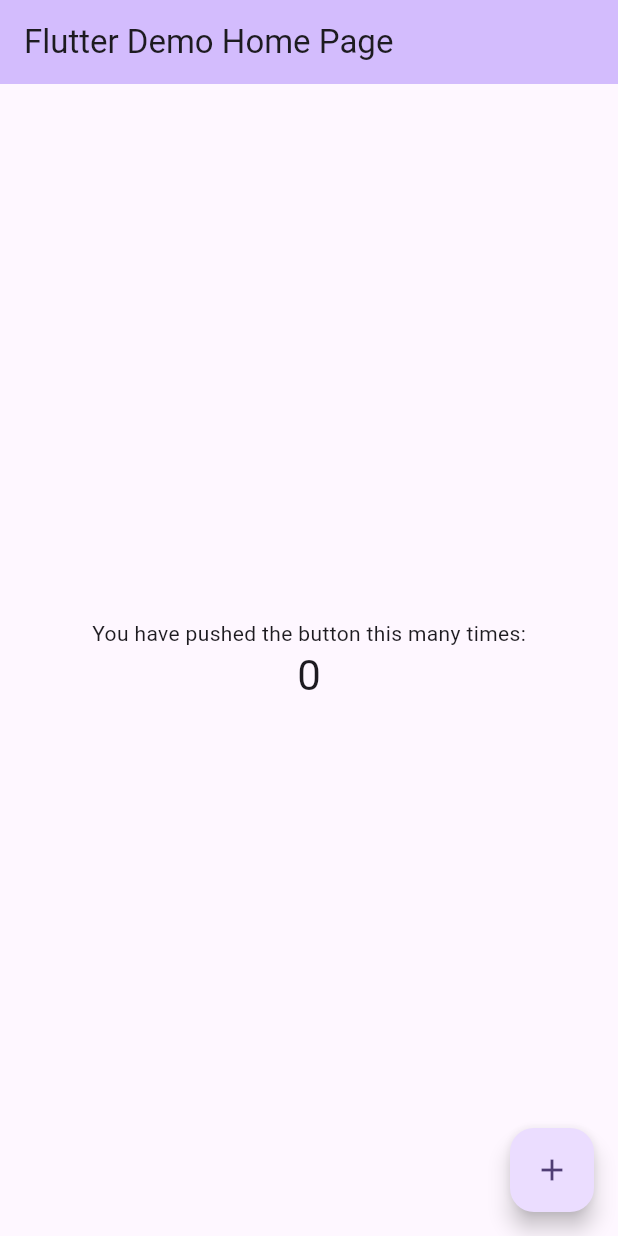
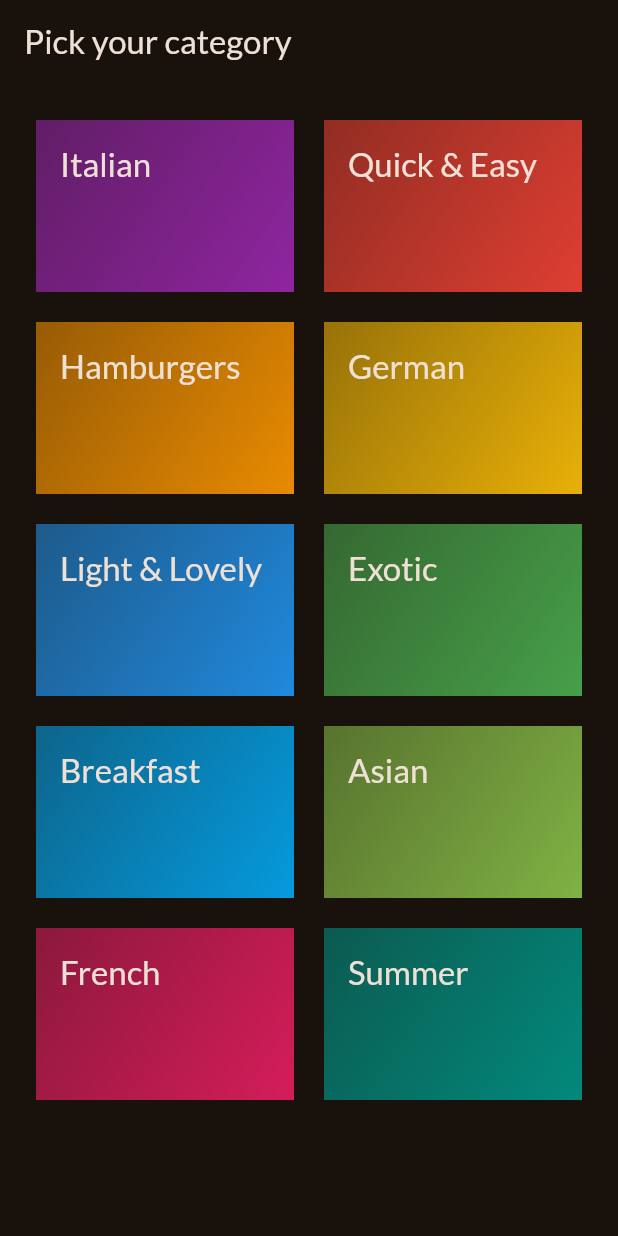
Before and after one commit to sepakTama/meals, a Flutter app: the screen it shows after launch, on a phone screen of 412 x 824 dp. Run offline on Flutter 3.47's test engine with Material 3 defaults, Android fonts, the phone set to English and light mode, and no system bars; our stand-ins replace google_fonts.

Commit message:
grid view

```diff
--- /dev/null
+++ b/lib/data/dummy_data.dart
@@ -0,0 +1,56 @@
+import 'package:flutter/material.dart';
+
+import 'package:meals/models/category.dart';
+
+const availableCategories = [
+  Category(
+    id: 'c1',
+    title: 'Italian',
+    color: Colors.purple,
+  ),
+  Category(
+    id: 'c2',
+    title: 'Quick & Easy',
+    color: Colors.red,
+  ),
+  Category(
+    id: 'c3',
+    title: 'Hamburgers',
+    color: Colors.orange,
+  ),
+  Category(
+    id: 'c4',
+    title: 'German',
+    color: Colors.amber,
+  ),
+  Category(
+    id: 'c5',
+    title: 'Light & Lovely',
+    color: Colors.blue,
+  ),
+  Category(
+    id: 'c6',
+    title: 'Exotic',
+    color: Colors.green,
+  ),
+  Category(
+    id: 'c7',
+    title: 'Breakfast',
+    color: Colors.lightBlue,
+  ),
+  Category(
+    id: 'c8',
+    title: 'Asian',
+    color: Colors.lightGreen,
+  ),
+  Category(
+    id: 'c9',
+    title: 'French',
+    color: Colors.pink,
+  ),
+  Category(
+    id: 'c10',
+    title: 'Summer',
+    color: Colors.teal,
+  ),
+];
--- a/lib/main.dart
+++ b/lib/main.dart
@@ -1,125 +1,29 @@
 import 'package:flutter/material.dart';
 
+import 'package:google_fonts/google_fonts.dart';
+import 'package:meals/screens/categories.dart';
+
+final theme = ThemeData(
+  useMaterial3: true,
+  colorScheme: ColorScheme.fromSeed(
+    brightness: Brightness.dark,
+    seedColor: const Color.fromARGB(255, 1131, 57, 0),
+  ),
+  textTheme: GoogleFonts.latoTextTheme(),
+);
+
 void main() {
-  runApp(const MyApp());
+  runApp(const App());
 }
 
-class MyApp extends StatelessWidget {
-  const MyApp({super.key});
+class App extends StatelessWidget {
+  const App({super.key});
 
-  // This widget is the root of your application.
   @override
   Widget build(BuildContext context) {
     return MaterialApp(
-      title: 'Flutter Demo',
-      theme: ThemeData(
-        // This is the theme of your application.
-        //
-        // TRY THIS: Try running your application with "flutter run". You'll see
-        // the application has a purple toolbar. Then, without quitting the app,
-        // try changing the seedColor in the colorScheme below to Colors.green
-        // and then invoke "hot reload" (save your changes or press the "hot
-        // reload" button in a Flutter-supported IDE, or press "r" if you used
-        // the command line to start the app).
-        //
-        // Notice that the counter didn't reset back to zero; the application
-        // state is not lost during the reload. To reset the state, use hot
-        // restart instead.
-        //
-        // This works for code too, not just values: Most code changes can be
-        // tested with just a hot reload.
-        colorScheme: ColorScheme.fromSeed(seedColor: Colors.deepPurple),
-        useMaterial3: true,
-      ),
-      home: const MyHomePage(title: 'Flutter Demo Home Page'),
+      theme: theme,
+      home: CategoriesScreen(),
     );
   }
 }
-
-class MyHomePage extends StatefulWidget {
-  const MyHomePage({super.key, required this.title});
-
-  // This widget is the home page of your application. It is stateful, meaning
-  // that it has a State object (defined below) that contains fields that affect
-  // how it looks.
-
-  // This class is the configuration for the state. It holds the values (in this
-  // case the title) provided by the parent (in this case the App widget) and
-  // used by the build method of the State. Fields in a Widget subclass are
-  // always marked "final".
-
-  final String title;
-
-  @override
-  State<MyHomePage> createState() => _MyHomePageState();
-}
-
-class _MyHomePageState extends State<MyHomePage> {
-  int _counter = 0;
-
-  void _incrementCounter() {
-    setState(() {
-      // This call to setState tells the Flutter framework that something has
-      // changed in this State, which causes it to rerun the build method below
-      // so that the display can reflect the updated values. If we changed
-      // _counter without calling setState(), then the build method would not be
-      // called again, and so nothing would appear to happen.
-      _counter++;
-    });
-  }
-
-  @override
-  Widget build(BuildContext context) {
-    // This method is rerun every time setState is called, for instance as done
-    // by the _incrementCounter method above.
-    //
-    // The Flutter framework has been optimized to make rerunning build methods
-    // fast, so that you can just rebuild anything that needs updating rather
-    // than having to individually change instances of widgets.
-    return Scaffold(
-      appBar: AppBar(
-        // TRY THIS: Try changing the color here to a specific color (to
-        // Colors.amber, perhaps?) and trigger a hot reload to see the AppBar
-        // change color while the other colors stay the same.
-        backgroundColor: Theme.of(context).colorScheme.inversePrimary,
-        // Here we take the value from the MyHomePage object that was created by
-        // the App.build method, and use it to set our appbar title.
-        title: Text(widget.title),
-      ),
-      body: Center(
-        // Center is a layout widget. It takes a single child and positions it
-        // in the middle of the parent.
-        child: Column(
-          // Column is also a layout widget. It takes a list of children and
-          // arranges them vertically. By default, it sizes itself to fit its
-          // children horizontally, and tries to be as tall as its parent.
-          //
-          // Column has various properties to control how it sizes itself and
-          // how it positions its children. Here we use mainAxisAlignment to
-          // center the children vertically; the main axis here is the vertical
-          // axis because Columns are vertical (the cross axis would be
-          // horizontal).
-          //
-          // TRY THIS: Invoke "debug painting" (choose the "Toggle Debug Paint"
-          // action in the IDE, or press "p" in the console), to see the
-          // wireframe for each widget.
-          mainAxisAlignment: MainAxisAlignment.center,
-          children: <Widget>[
-            const Text(
-              'You have pushed the button this many times:',
-            ),
-            Text(
-              '$_counter',
-              style: Theme.of(context).textTheme.headlineMedium,
-            ),
-          ],
-        ),
-      ),
-      floatingActionButton: FloatingActionButton(
-        onPressed: _incrementCounter,
-        tooltip: 'Increment',
-        child: const Icon(Icons.add),
-      ), // This trailing comma makes auto-formatting nicer for build methods.
-    );
-  }
-}
--- /dev/null
+++ b/lib/models/category.dart
@@ -0,0 +1,13 @@
+import 'package:flutter/material.dart';
+
+class Category {
+  const Category({
+    required this.id,
+    required this.title,
+    this.color = Colors.orange,
+  });
+
+  final String id;
+  final String title;
+  final Color color;
+}
--- /dev/null
+++ b/lib/screens/categories.dart
@@ -0,0 +1,30 @@
+import 'package:flutter/material.dart';
+
+import 'package:meals/data/dummy_data.dart';
+import 'package:meals/widgets/category_grid_item.dart';
+
+class CategoriesScreen extends StatelessWidget {
+  const CategoriesScreen({super.key});
+
+  @override
+  Widget build(BuildContext context) {
+    return Scaffold(
+      appBar: AppBar(
+        title: const Text('Pick your category'),
+      ),
+      body: GridView(
+          padding: const EdgeInsets.all(24),
+          gridDelegate: const SliverGridDelegateWithFixedCrossAxisCount(
+            crossAxisCount: 2,
+            childAspectRatio: 3 / 2,
+            crossAxisSpacing: 20,
+            mainAxisSpacing: 20,
+          ),
+          children: [
+            // availableCategories.map((category) => CategoryGridItem(category: category)).toList()
+            for (final category in availableCategories)
+              CategoryGridItem(category: category)
+          ]),
+    );
+  }
+}
--- /dev/null
+++ b/lib/widgets/category_grid_item.dart
@@ -0,0 +1,32 @@
+import 'package:flutter/material.dart';
+import 'package:meals/models/category.dart';
+
+class CategoryGridItem extends StatelessWidget {
+  const CategoryGridItem({
+    super.key,
+    required this.category,
+  });
+
+  final Category category;
+
+  @override
+  Widget build(BuildContext context) {
+    return Container(
+      padding: const EdgeInsets.all(16),
+      decoration: BoxDecoration(
+        gradient: LinearGradient(
+          colors: [
+            category.color.withOpacity(0.55),
+            category.color.withOpacity(0.9)
+          ],
+          begin: Alignment.topLeft,
+          end: Alignment.bottomRight,
+        ),
+      ),
+      child: Text(category.title,
+          style: Theme.of(context).textTheme.titleLarge!.copyWith(
+                color: Theme.of(context).colorScheme.onBackground,
+              )),
+    );
+  }
+}
--- a/pubspec.yaml
+++ b/pubspec.yaml
@@ -35,6 +35,8 @@ dependencies:
   # The following adds the Cupertino Icons font to your application.
   # Use with the CupertinoIcons class for iOS style icons.
   cupertino_icons: ^1.0.2
+  google_fonts: ^6.1.0
+
 
 dev_dependencies:
   flutter_test:
```
Also changed, not shown: pubspec.lock, 8 other files.
